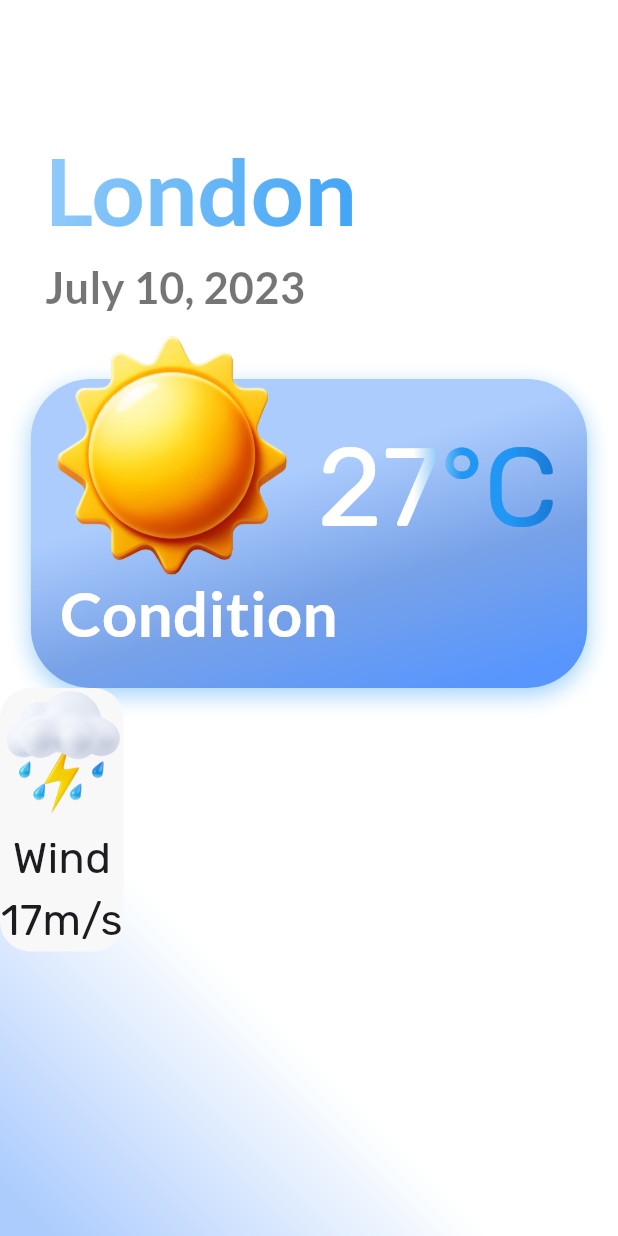
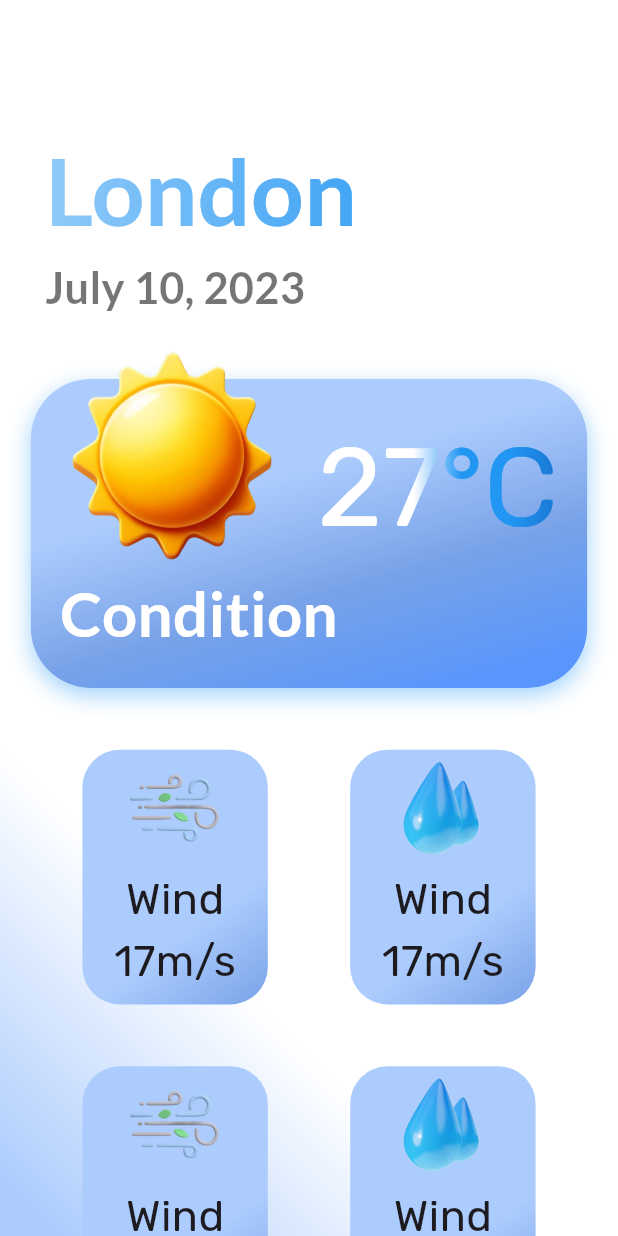
Before and after one commit to idealgeek007/new-weather-app, a Flutter app: the screen it shows after launch, on a phone screen of 412 x 824 dp. Run offline on Flutter 3.47's test engine with Material 3 defaults, Android fonts, the light colour scheme and no system bars; drawn by our look-alikes of simple_gradient_text; our stand-ins replace google_fonts.

Commit message:
HomePage UI 70% done

```diff
--- a/lib/Components/smallcard.dart
+++ b/lib/Components/smallcard.dart
@@ -1,7 +1,10 @@
+import 'dart:math';
+
 import 'package:flutter/cupertino.dart';
 import 'package:flutter/material.dart';
 import 'package:google_fonts/google_fonts.dart';
 import 'package:simple_gradient_text/simple_gradient_text.dart';
+import 'package:weather_app/Utils/SizeConfig.dart';
 
 class SmallCard extends StatelessWidget {
   final String name;
@@ -20,16 +23,29 @@
     var width = MediaQuery.of(context).size.width;
 
     return Container(
+      width: SizeConfig.screenWidth * 0.3,
       decoration: BoxDecoration(
-        color: Color(0xffF8F8F9),
-        borderRadius: BorderRadius.circular(20),
+        borderRadius: BorderRadius.circular(25),
+        gradient: LinearGradient(
+          colors: [
+            Color(0xFFACCCFD),
+            Color(0xFFACCCFD),
+            Color(0xFFACCCFD),
+            Color(0xFF78A2E8),
+          ],
+          begin: Alignment.topLeft,
+          end: Alignment.bottomRight,
         ),
+      ),
+      child: Padding(
+        padding: const EdgeInsets.all(8.0),
         child: Column(
           mainAxisAlignment: MainAxisAlignment.center,
           children: [
             Image.asset(
               imagePath,
-            width: width * 0.2,
+              width: width * 0.15,
+              height: width * 0.15,
             ),
             SizedBox(height: 10),
             Text(
@@ -48,6 +64,7 @@
             ),
           ],
         ),
+      ),
     );
   }
 }
--- a/lib/Home/homescreen.dart
+++ b/lib/Home/homescreen.dart
@@ -150,10 +150,41 @@
                 ),
               ],
             ),
-            SmallCard(
-              name: 'Wind',
-              imagePath: "assets/weathericons/4.png",
-              value: '17m/s',
+            SizedBox(height: width * 0.1),
+            Row(
+              children: [
+                Spacer(),
+                SmallCard(
+                  name: 'Wind',
+                  imagePath: 'assets/weathericons/wind.png',
+                  value: '17m/s',
+                ),
+                Spacer(),
+                SmallCard(
+                  name: 'Wind',
+                  imagePath: 'assets/weathericons/humidity.png',
+                  value: '17m/s',
+                ),
+                Spacer(),
+              ],
+            ),
+            SizedBox(height: width * 0.1),
+            Row(
+              children: [
+                Spacer(),
+                SmallCard(
+                  name: 'Wind',
+                  imagePath: 'assets/weathericons/wind.png',
+                  value: '17m/s',
+                ),
+                Spacer(),
+                SmallCard(
+                  name: 'Wind',
+                  imagePath: 'assets/weathericons/humidity.png',
+                  value: '17m/s',
+                ),
+                Spacer(),
+              ],
             )
           ],
         ),
```
Also changed, not shown: assets/weathericons/9.png, assets/weathericons/UV.png (added), assets/weathericons/humidity.png (added), assets/weathericons/wind.png (added). Lines whose indentation alone changed are shown as unchanged.
